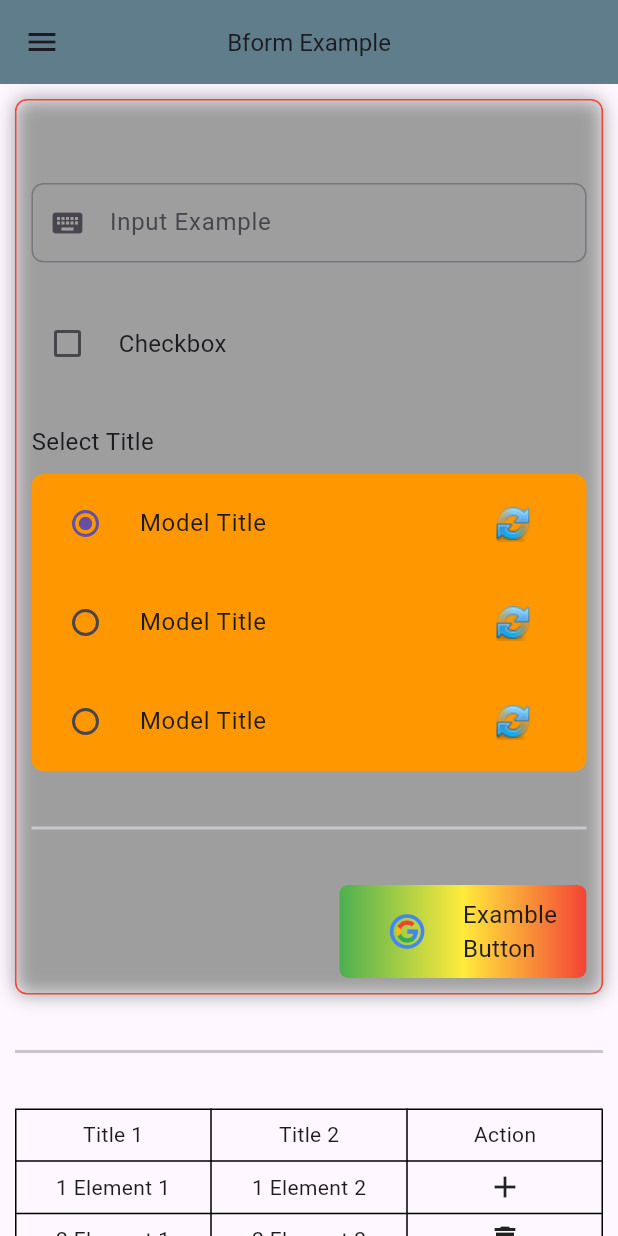
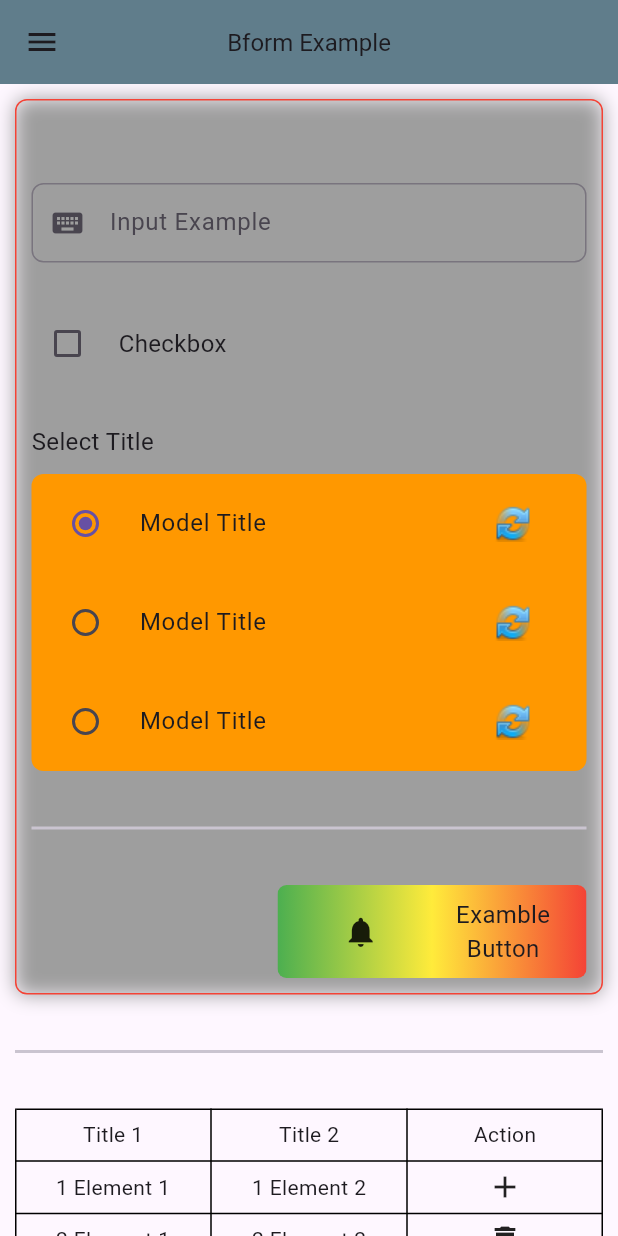
Before and after one commit to gabrielgits/bform, a Flutter app: the screen it shows after launch, on a phone screen of 412 x 824 dp. Run offline on Flutter 3.47's test engine with Material 3 defaults, Android fonts, the phone set to English and light mode, and no system bars.

Commit message:
fix icon  and image size

```diff
--- a/example/lib/main.dart
+++ b/example/lib/main.dart
@@ -75,9 +75,10 @@ class _MyAppState extends State<MyApp> {
                         checkActive = !checkActive;
                       });
                     },
-                    iconAsset: 'assets/images/google.png',
+                    //iconAsset: 'assets/images/google.png',
+                    icon: Icons.notifications,
                     fontSize: 16,
-                    weight: MediaQuery.of(context).size.width * 0.4,
+                    weight: MediaQuery.of(context).size.width * 0.5,
                     colors: [Colors.green, Colors.yellow, Colors.red],
                     style: BformButtonStyle.highlighted,
                     label: ('Examble Button'),
--- a/lib/src/form/bform_button.dart
+++ b/lib/src/form/bform_button.dart
@@ -79,7 +79,11 @@ class BformButton extends StatelessWidget {
                       width: fontSize == null ? null : fontSize! * 1.5,
                     )),
                   if (iconSuffix == false && icon != null) //
-                    Expanded(child: Icon(icon)),
+                    Expanded(
+                        child: Icon(
+                      icon,
+                      size: fontSize == null ? null : fontSize! * 1.5,
+                    )),
                   Expanded(
                     child: Text(
                       label,
@@ -101,9 +105,18 @@ class BformButton extends StatelessWidget {
                     ),
                   ),
                   if (iconSuffix == true && iconAsset != null)
-                    Expanded(child: Image.asset(iconAsset!)),
+                    Expanded(
+                        child: Image.asset(
+                      iconAsset!,
+                      height: fontSize == null ? null : fontSize! * 1.5,
+                      width: fontSize == null ? null : fontSize! * 1.5,
+                    )),
                   if (iconSuffix == true && icon != null) //
-                    Expanded(child: Icon(icon)),
+                    Expanded(
+                        child: Icon(
+                      icon,
+                      size: fontSize == null ? null : fontSize! * 1.5,
+                    )),
                 ],
               ),
             ),
```
